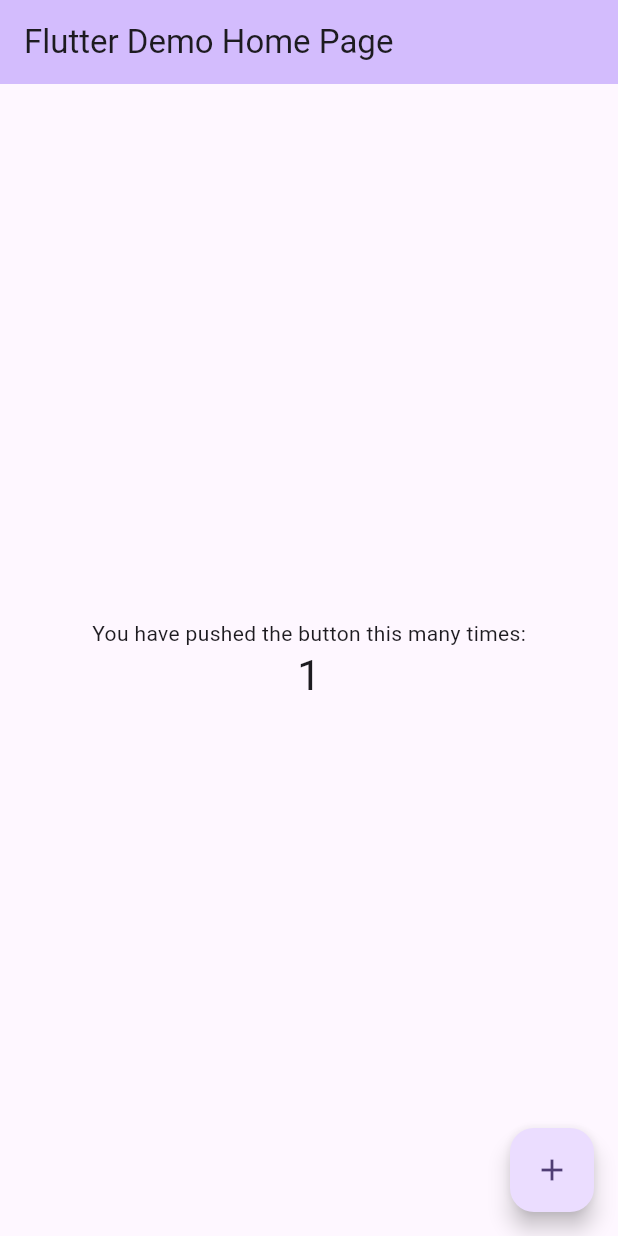
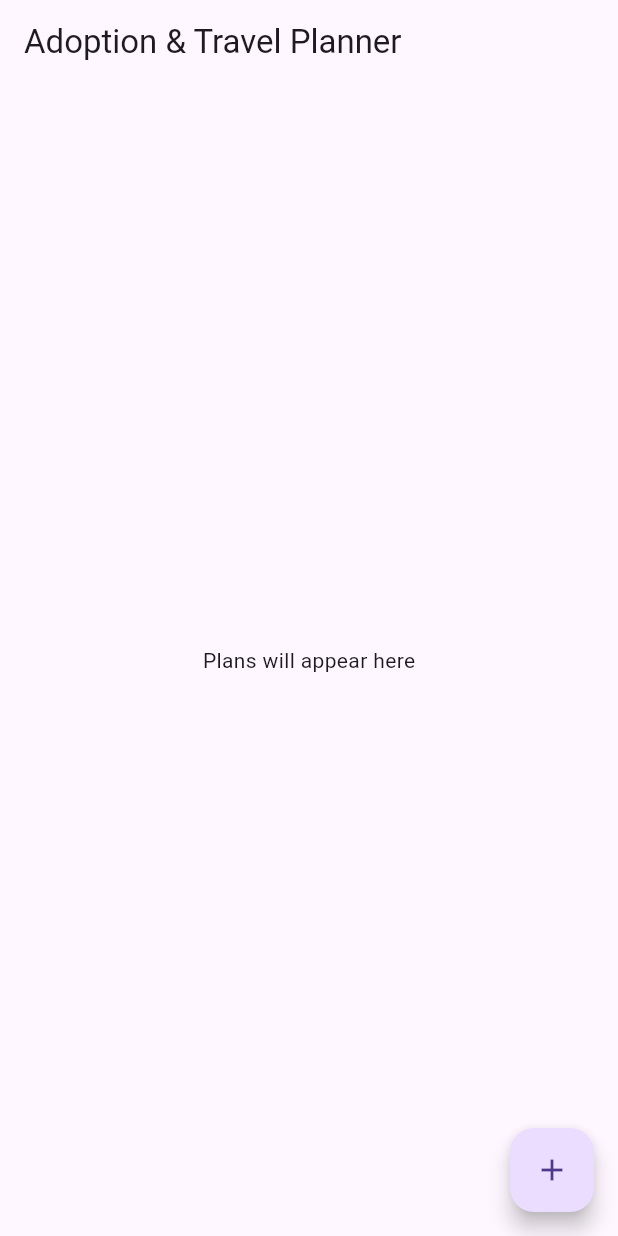
Before and after one commit to fizzahfaizi21/Plan_app, a Flutter app: the screen it shows after launch, after a tap on the "add" icon, on a phone screen of 412 x 824 dp. Run offline on Flutter 3.47's test engine with Material 3 defaults, Android fonts, the phone set to English and light mode, and no system bars.

Commit message:
basic UI for the app

```diff
--- a/lib/main.dart
+++ b/lib/main.dart
@@ -1,125 +1,79 @@
 import 'package:flutter/material.dart';
 
 void main() {
-  runApp(const MyApp());
+  runApp(const AdoptionTravelPlannerApp());
 }
 
-class MyApp extends StatelessWidget {
-  const MyApp({super.key});
+class AdoptionTravelPlannerApp extends StatelessWidget {
+  const AdoptionTravelPlannerApp({Key? key}) : super(key: key);
 
-  // This widget is the root of your application.
   @override
   Widget build(BuildContext context) {
     return MaterialApp(
-      title: 'Flutter Demo',
+      title: 'Adoption & Travel Planner',
       theme: ThemeData(
-        // This is the theme of your application.
-        //
-        // TRY THIS: Try running your application with "flutter run". You'll see
-        // the application has a purple toolbar. Then, without quitting the app,
-        // try changing the seedColor in the colorScheme below to Colors.green
-        // and then invoke "hot reload" (save your changes or press the "hot
-        // reload" button in a Flutter-supported IDE, or press "r" if you used
-        // the command line to start the app).
-        //
-        // Notice that the counter didn't reset back to zero; the application
-        // state is not lost during the reload. To reset the state, use hot
-        // restart instead.
-        //
-        // This works for code too, not just values: Most code changes can be
-        // tested with just a hot reload.
-        colorScheme: ColorScheme.fromSeed(seedColor: Colors.deepPurple),
-        useMaterial3: true,
+        primarySwatch: Colors.blue,
+        visualDensity: VisualDensity.adaptivePlatformDensity,
       ),
-      home: const MyHomePage(title: 'Flutter Demo Home Page'),
+      home: const PlanManagerScreen(),
     );
   }
 }
 
-class MyHomePage extends StatefulWidget {
-  const MyHomePage({super.key, required this.title});
-
-  // This widget is the home page of your application. It is stateful, meaning
-  // that it has a State object (defined below) that contains fields that affect
-  // how it looks.
-
-  // This class is the configuration for the state. It holds the values (in this
-  // case the title) provided by the parent (in this case the App widget) and
-  // used by the build method of the State. Fields in a Widget subclass are
-  // always marked "final".
-
-  final String title;
+class PlanManagerScreen extends StatefulWidget {
+  const PlanManagerScreen({Key? key}) : super(key: key);
 
   @override
-  State<MyHomePage> createState() => _MyHomePageState();
+  _PlanManagerScreenState createState() => _PlanManagerScreenState();
 }
 
-class _MyHomePageState extends State<MyHomePage> {
-  int _counter = 0;
-
-  void _incrementCounter() {
-    setState(() {
-      // This call to setState tells the Flutter framework that something has
-      // changed in this State, which causes it to rerun the build method below
-      // so that the display can reflect the updated values. If we changed
-      // _counter without calling setState(), then the build method would not be
-      // called again, and so nothing would appear to happen.
-      _counter++;
-    });
-  }
+class _PlanManagerScreenState extends State<PlanManagerScreen> {
+  // Plan data model - we'll expand this
+  final List<Plan> _plans = [];
 
   @override
   Widget build(BuildContext context) {
-    // This method is rerun every time setState is called, for instance as done
-    // by the _incrementCounter method above.
-    //
-    // The Flutter framework has been optimized to make rerunning build methods
-    // fast, so that you can just rebuild anything that needs updating rather
-    // than having to individually change instances of widgets.
     return Scaffold(
       appBar: AppBar(
-        // TRY THIS: Try changing the color here to a specific color (to
-        // Colors.amber, perhaps?) and trigger a hot reload to see the AppBar
-        // change color while the other colors stay the same.
-        backgroundColor: Theme.of(context).colorScheme.inversePrimary,
-        // Here we take the value from the MyHomePage object that was created by
-        // the App.build method, and use it to set our appbar title.
-        title: Text(widget.title),
+        title: const Text('Adoption & Travel Planner'),
       ),
-      body: Center(
-        // Center is a layout widget. It takes a single child and positions it
-        // in the middle of the parent.
-        child: Column(
-          // Column is also a layout widget. It takes a list of children and
-          // arranges them vertically. By default, it sizes itself to fit its
-          // children horizontally, and tries to be as tall as its parent.
-          //
-          // Column has various properties to control how it sizes itself and
-          // how it positions its children. Here we use mainAxisAlignment to
-          // center the children vertically; the main axis here is the vertical
-          // axis because Columns are vertical (the cross axis would be
-          // horizontal).
-          //
-          // TRY THIS: Invoke "debug painting" (choose the "Toggle Debug Paint"
-          // action in the IDE, or press "p" in the console), to see the
-          // wireframe for each widget.
-          mainAxisAlignment: MainAxisAlignment.center,
-          children: <Widget>[
-            const Text(
-              'You have pushed the button this many times:',
-            ),
-            Text(
-              '$_counter',
-              style: Theme.of(context).textTheme.headlineMedium,
-            ),
-          ],
-        ),
+      body: const Center(
+        child: Text('Plans will appear here'),
       ),
       floatingActionButton: FloatingActionButton(
-        onPressed: _incrementCounter,
-        tooltip: 'Increment',
+        onPressed: () {
+          _showAddPlanDialog();
+        },
         child: const Icon(Icons.add),
-      ), // This trailing comma makes auto-formatting nicer for build methods.
+        tooltip: 'Create Plan',
+      ),
     );
   }
+
+  void _showAddPlanDialog() {
+    // We'll implement this in the next step
+  }
 }
+
+// Plan data model
+class Plan {
+  String name;
+  String description;
+  DateTime date;
+  bool isCompleted;
+  PlanType type; // adoption or travel
+
+  Plan({
+    required this.name,
+    required this.description,
+    required this.date,
+    this.isCompleted = false,
+    required this.type,
+  });
+}
+
+// Plan type enum
+enum PlanType {
+  adoption,
+  travel,
+}
```
